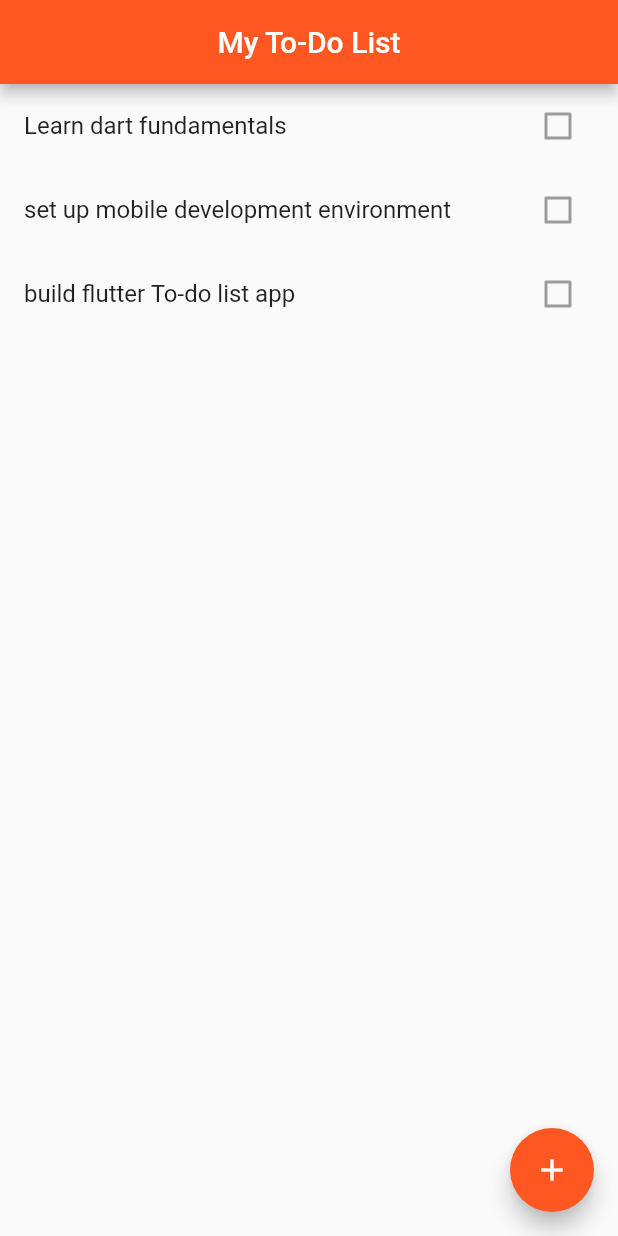
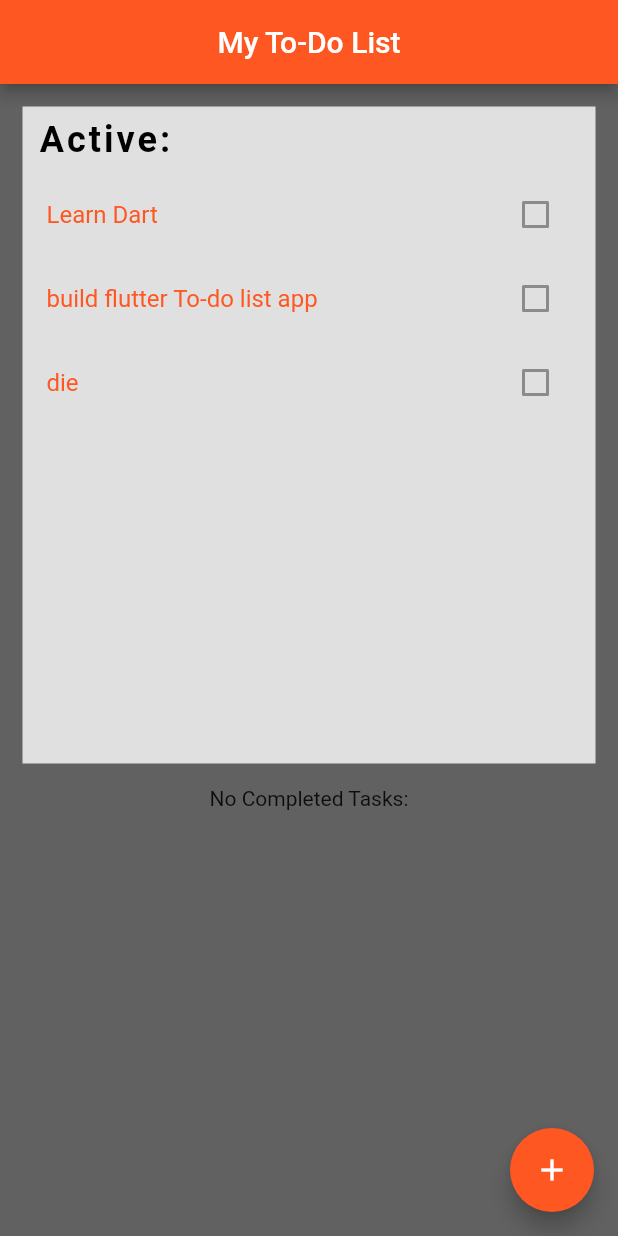
Before and after one commit to nbared/Flutter_To-do_APP-, a Flutter app: the screen it shows after launch, on a phone screen of 412 x 824 dp. Run offline on Flutter 3.47's test engine with Material 2 defaults, Android fonts, the phone set to English and light mode, and no system bars.

Commit message:
completed items added to completed item list

```diff
--- a/lib/main.dart
+++ b/lib/main.dart
@@ -1,17 +1,23 @@
 import 'package:flutter/material.dart';
 import 'new_item_view.dart';
+import 'package:provider/provider.dart';
+
 
 void main() => runApp(MyApp());
 
 class MyApp extends StatelessWidget {
   @override
   Widget build(BuildContext context) {
-    return MaterialApp(
+    return Provider<List>(
+      create: (_) => List(),
+//      dispose: (_, list) => list.dispose(),
+      child: MaterialApp(
         title: 'Flutter Demo',
         theme: ThemeData(
           primarySwatch: Colors.deepOrange,
         ),
         home: HomePage(),
+      ),
     );
   }
 }
@@ -24,12 +30,12 @@ class HomePage extends StatefulWidget {
 class _HomePageState extends State<HomePage> {
 
   List<ToDo> list = List<ToDo>();
-
+  List<ToDo> completed = List<ToDo>();
   @override
   void initState() {
-    list.add(ToDo(title: 'Learn dart fundamentals'));
-    list.add(ToDo(title: 'set up mobile development environment'));
+    list.add(ToDo(title: 'Learn Dart'));
     list.add(ToDo(title: 'build flutter To-do list app'));
+    list.add(ToDo(title: 'die'));
     super.initState();
   }
 
@@ -40,38 +46,150 @@ class _HomePageState extends State<HomePage> {
         title: Text('My To-Do List'),
         centerTitle: true,
       ),
-      body: list.isNotEmpty ? buildBody() : buildEmptyBody(),
+      body: list.isNotEmpty ? Column(
+          children: <Widget>[
+            buildToDo(),
+            completed.isNotEmpty ?
+            buildDone() : buildEmpty(),
+          ])
+          : Column(
+            children: <Widget>[
+              buildEmptyBody(),
+              buildDone()
+            ],
+      ),
       floatingActionButton: FloatingActionButton(
         child: Icon(Icons.add),
         onPressed: () => goToNewItemView(),
       ),
+      backgroundColor: Colors.grey[700],
+    );
+  }
+  Widget buildToDo(){
+    return Flexible(
+      fit: FlexFit.loose,
+      flex: 1,
+      child: Padding(
+        padding: const EdgeInsets.all(15.0),
+        child: Container(
+              color: Colors.grey[300],
+              width: 10000,
+              child: Column (
+                  children: <Widget>[
+                    Padding(
+                      padding: const EdgeInsets.fromLTRB(8.0, 8.0, 280, 8.0),
+                      child: Text('Active:',
+                      style: TextStyle(
+                      color: Colors.black,
+                      fontSize: 24.0,
+                      letterSpacing: 2.0,
+                        fontWeight: FontWeight.bold
+                  ),
+                  ),
+                    ),
+               buildList(),
+          ],
+        )
+    ),
+      ));
+  }
+
+  Widget buildList() {
+    return Expanded(
+      child: SizedBox(
+        height: 200.0,
+        child: ListView.builder(
+          itemCount: list.length,
+          itemBuilder: (context, index) {
+            return buildToDoItem(list[index]);
+          },
+        ),
+      ),
+    );
+
+  }
+
+  Widget buildDone() {
+    return Flexible(
+        fit: FlexFit.loose,
+        flex: 1,
+        child: Padding(
+          padding: const EdgeInsets.fromLTRB(15.0, 15.0,15.0, 40.0),
+          child: Container(
+              color: Colors.grey[300],
+              width: 10000,
+              child: Column (
+                children: <Widget>[
+                  Padding(
+                    padding: const EdgeInsets.fromLTRB(8.0, 8.0, 220, 8.0),
+                    child: Text('Completed:',
+                      style: TextStyle(
+                          color: Colors.black,
+                          fontSize: 24.0,
+                          letterSpacing: 2.0,
+                          fontWeight: FontWeight.bold
+                      ),
+                    ),
+                  ),
+                  buildCompletedList(),
+                ],
+              )
+          ),
+        ));
+  }
+
+  Widget buildEmpty(){
+    return SizedBox(
+        height: 300.0,
+        child: Text('No Completed Tasks:'),
         );
   }
 
-
-  Widget buildBody() {
-    return ListView.builder(
-      itemCount: list.length,
+  Widget buildCompletedList() {
+    return Expanded(
+      child: SizedBox(
+        height: 200.0,
+        child: ListView.builder(
+          itemCount: completed.length,
           itemBuilder: (context, index) {
-        return buildItem(list[index]);
+            return buildCompletedItem(completed[index]);
           },
+        ),
+      ),
     );
   }
 
   Widget buildEmptyBody(){
-    return Center (
-      child: Text('No items'),
+    return SizedBox(
+        height: 200.0,
+        child: Text('No active items')
     );
   }
 
-  Widget buildItem(ToDo item) {
+  Widget buildToDoItem(ToDo item) {
     return Dismissible(
       key: Key(item.hashCode.toString()),
       onDismissed: (direction) => removeItem(item),
       direction: DismissDirection.startToEnd,
       background: Container(
-        color: Colors.red[600],
-        child: Icon(Icons.delete, color: Colors.white),
+        color: Colors.lightGreenAccent,
+        child: Icon(Icons.check, color: Colors.white),
+        alignment: Alignment.centerLeft,
+        padding: EdgeInsets.only(left: 14.0),
+      ),
+      child: buildListTile(item),
+    );
+  }
+
+
+  Widget buildCompletedItem(ToDo item) {
+    return Dismissible(
+      key: Key(item.hashCode.toString()),
+      onDismissed: (direction) => reAddItem(item),
+      direction: DismissDirection.startToEnd,
+      background: Container(
+        color: Colors.red,
+        child: Icon(Icons.undo, color: Colors.white),
         alignment: Alignment.centerLeft,
         padding: EdgeInsets.only(left: 14.0),
       ),
@@ -81,7 +199,12 @@ class _HomePageState extends State<HomePage> {
 
   Widget buildListTile(ToDo item){
     return ListTile(
-      title: Text(item.title),
+      title: Text(
+        item.title,
+        style: TextStyle(
+          color: Colors.deepOrange
+        ),
+      ),
       trailing: Checkbox(value: item.complete, onChanged: null),
       onTap: () => setCompleteness(item),
       onLongPress: ()=> goToEditItemView(item),
@@ -114,18 +237,31 @@ class _HomePageState extends State<HomePage> {
     setState(() {
       item.complete = !item.complete;
     });
+
   }
 
   void removeItem(ToDo item){
-
+      setState(() {
       list.remove(item);
-    if (list.isEmpty) setState(() {
-
+      item.complete = true;
+      completed.add(item);
     });
   }
+
+  void reAddItem(ToDo item){
+      setState(() {
+        completed.remove(item);
+        item.complete = false;
+        list.add(item);
+      });
+  }
+
+
   void addToDo(ToDo item){
     list.add(item);
   }
+
+
   void editToDo(ToDo item, String title){
     item.title = title;
   }
--- a/pubspec.yaml
+++ b/pubspec.yaml
@@ -24,10 +24,16 @@ dependencies:
   # Use with the CupertinoIcons class for iOS style icons.
   cupertino_icons: ^0.1.2
 
+  mobx: ^0.4.0
+  flutter_mobx: ^0.3.4
+  provider: ^3.2.0
+
 dev_dependencies:
   flutter_test:
     sdk: flutter
 
+  build_runner: ^1.3.1
+  mobx_codegen: ^0.3.11
 
 # For information on the generic Dart part of this file, see the
 # following page: https://dart.dev/tools/pub/pubspec
```
Also changed, not shown: pubspec.lock. Lines whose indentation alone changed are shown as unchanged.
